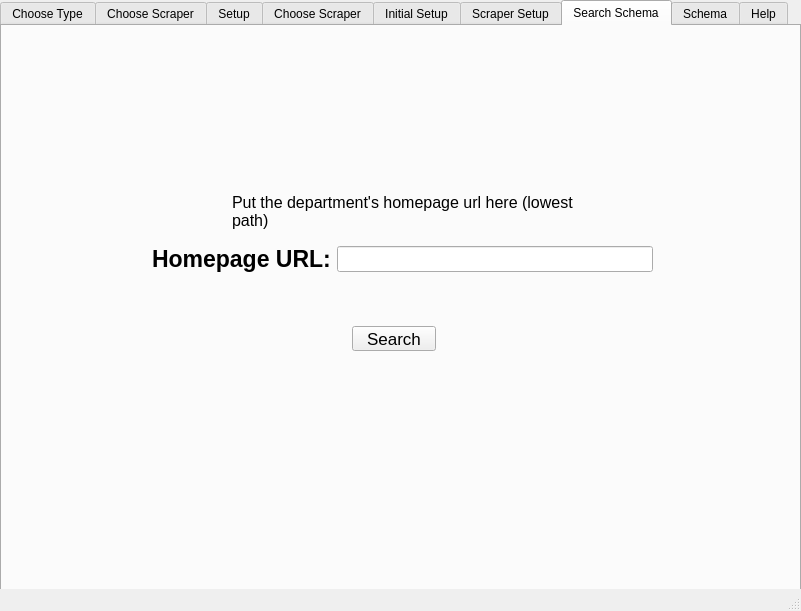
The window that setup_gui/common/gui/scraper_ui.ui (Police-Data-Accessibility-Project/scrapers) describes before a commit, drawn with Qt 5.
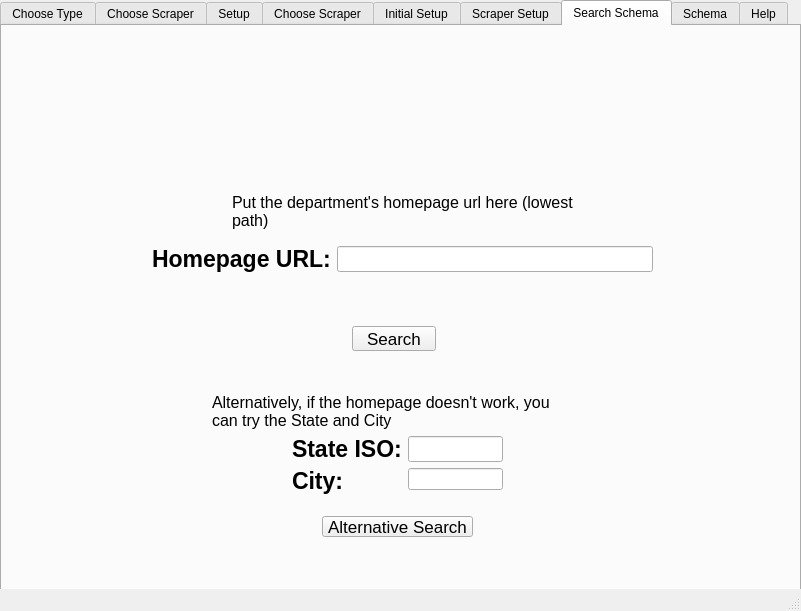
The same window after the commit. The open tabs and pages were chosen to show the change.

```diff
--- a/setup_gui/common/gui/scraper_ui.ui
+++ b/setup_gui/common/gui/scraper_ui.ui
@@ -2160,6 +2160,112 @@
        <bool>true</bool>
       </property>
      </widget>
+     <widget class="QLabel" name="step3note_5">
+      <property name="geometry">
+       <rect>
+        <x>210</x>
+        <y>360</y>
+        <width>351</width>
+        <height>51</height>
+       </rect>
+      </property>
+      <property name="font">
+       <font>
+        <pointsize>12</pointsize>
+       </font>
+      </property>
+      <property name="text">
+       <string>Alternatively, if the homepage doesn't work, you can try the State and City</string>
+      </property>
+      <property name="wordWrap">
+       <bool>true</bool>
+      </property>
+     </widget>
+     <widget class="QWidget" name="formLayoutWidget_5">
+      <property name="geometry">
+       <rect>
+        <x>290</x>
+        <y>410</y>
+        <width>211</width>
+        <height>72</height>
+       </rect>
+      </property>
+      <layout class="QFormLayout" name="formLayout_6">
+       <item row="1" column="0">
+        <widget class="QLabel" name="homepageURL_label1_2">
+         <property name="font">
+          <font>
+           <family>Segoe UI</family>
+           <pointsize>17</pointsize>
+           <weight>75</weight>
+           <bold>true</bold>
+          </font>
+         </property>
+         <property name="layoutDirection">
+          <enum>Qt::LeftToRight</enum>
+         </property>
+         <property name="text">
+          <string>State ISO:</string>
+         </property>
+         <property name="alignment">
+          <set>Qt::AlignLeading|Qt::AlignLeft|Qt::AlignVCenter</set>
+         </property>
+        </widget>
+       </item>
+       <item row="1" column="1">
+        <widget class="QLineEdit" name="stateISO_input">
+         <property name="sizePolicy">
+          <sizepolicy hsizetype="Preferred" vsizetype="Preferred">
+           <horstretch>0</horstretch>
+           <verstretch>0</verstretch>
+          </sizepolicy>
+         </property>
+        </widget>
+       </item>
+       <item row="2" column="0">
+        <widget class="QLabel" name="homepageURL_label1_3">
+         <property name="font">
+          <font>
+           <family>Segoe UI</family>
+           <pointsize>17</pointsize>
+           <weight>75</weight>
+           <bold>true</bold>
+          </font>
+         </property>
+         <property name="layoutDirection">
+          <enum>Qt::LeftToRight</enum>
+         </property>
+         <property name="text">
+          <string>City:</string>
+         </property>
+         <property name="alignment">
+          <set>Qt::AlignLeading|Qt::AlignLeft|Qt::AlignVCenter</set>
+         </property>
+        </widget>
+       </item>
+       <item row="2" column="1">
+        <widget class="QLineEdit" name="city_schema_input"/>
+       </item>
+      </layout>
+     </widget>
+     <widget class="QPushButton" name="search_button_2">
+      <property name="geometry">
+       <rect>
+        <x>320</x>
+        <y>490</y>
+        <width>151</width>
+        <height>21</height>
+       </rect>
+      </property>
+      <property name="font">
+       <font>
+        <pointsize>13</pointsize>
+       </font>
+      </property>
+      <property name="text">
+       <string>Alternative Search</string>
+      </property>
+     </widget>
     </widget>
     <widget class="QWidget" name="tab">
      <attribute name="title">
```
Left out of the diff: 2 changed lines with no effect on the pictures.
